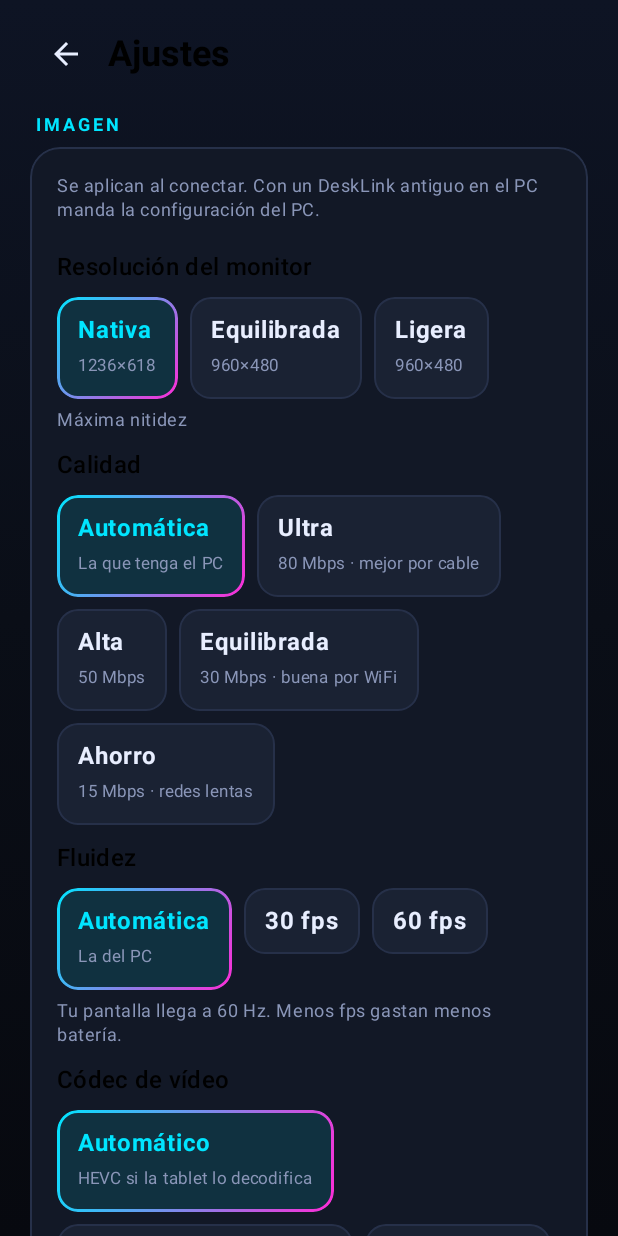
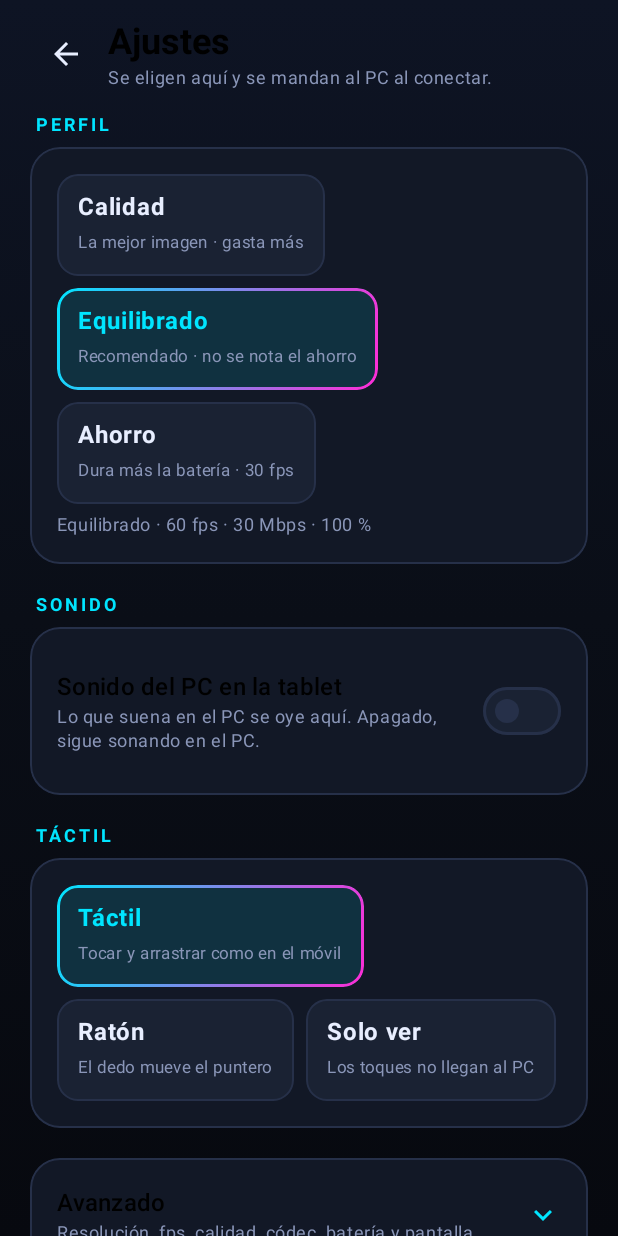
Before and after one commit to sabahrahal/Deslink, an Android app built with Jetpack Compose: the screen it shows after launch (MainActivity), after a tap on "Ajustes", on a phone screen of 412 x 824 dp. Run offline under Robolectric (Android 15) with nearby library versions, the phone set to English and light mode, and no system bars; network calls fail.

Commit message:
Ajustes centralizados en la tablet: perfil, sonido y táctil a la vista; Avanzado plegado en la APK y en el PC
La tablet es el único sitio con ajustes de imagen, sonido y táctil y los manda al conectar.
- APK: arriba Perfil (Calidad/Equilibrado/Ahorro), Sonido y Táctil (nuevo: táctil, ratón o solo ver,
  por INPUT_MODE). Resolución, fps, Mbps, códec, adaptar a la carga y pantalla en «Avanzado» plegado;
  un valor fijo ahí quita ese tope del perfil salvo si la tablet bajó de perfil por la carga.
- PC: sin fps, calidad, códec, resolución ni táctil en la ventana; aviso de que se eligen en la tablet,
  lo que pide la tablet al conectar y «Avanzado» plegado con modo, monitor, puntero, USB y puerto.
  Los .ini antiguos pierden fps/bitrate/codec/size/touch para que mande la tablet.
- docs/ajustes.md explica el modelo. Sin paquetes nuevos en el protocolo.

Co-Authored-By: Claude Opus 5.5 (1M context) <noreply@anthropic.com>
Claude-Session: https://claude.ai/code/session_01WhoGTiPMUhKiabhy8jT3s3

```diff
--- a/android/app/src/main/kotlin/com/desklink/Settings.kt
+++ b/android/app/src/main/kotlin/com/desklink/Settings.kt
@@ -10,9 +10,9 @@ enum class ResolutionScale(val percent: Int, val label: String, val hint: String
     LIGHT(50, "Ligera", "La que menos batería gasta"),
 }
 
-/** Calidad de imagen: tasa máxima de vídeo. 0 = la que diga el PC. */
+/** Calidad de imagen (Avanzado): tasa máxima de vídeo. 0 = la del perfil. */
 enum class Quality(val mbps: Int, val label: String, val hint: String) {
-    AUTO(0, "Automática", "La que tenga el PC"),
+    AUTO(0, "Automática", "La del perfil"),
     ULTRA(80, "Ultra", "80 Mbps · mejor por cable"),
     HIGH(50, "Alta", "50 Mbps"),
     BALANCED(30, "Equilibrada", "30 Mbps · buena por WiFi"),
@@ -27,19 +27,28 @@ enum class CodecChoice(val wire: Int, val label: String, val hint: String) {
 }
 
 /**
- * Perfil de batería. Lo aplica la sesión (hilo «Perfiles de batería», PowerProfile.kt); aquí solo se elige.
+ * Perfil: el ajuste principal. Decide fps, Mbps y lo que gasta la tablet (PowerProfile.kt); aquí solo se elige.
  * [id] es el valor guardado en la clave "power_profile".
  */
 enum class PowerChoice(val id: String, val label: String, val hint: String) {
-    SAVER("ahorro", "Ahorro", "Dura más la batería"),
-    BALANCED("equilibrado", "Equilibrado", "Buena imagen sin gastar de más"),
-    MAX("maxima", "Máxima", "La mejor imagen, gasta más"),
+    MAX("maxima", "Calidad", "La mejor imagen · gasta más"),
+    BALANCED("equilibrado", "Equilibrado", "Recomendado · no se nota el ahorro"),
+    SAVER("ahorro", "Ahorro", "Dura más la batería · 30 fps"),
+}
+
+/** Qué hace el toque en la tablet. [wire] es el modo que se pide al PC (INPUT_MODE); null = no se manda nada. */
+enum class TouchChoice(val wire: Int?, val label: String, val hint: String) {
+    DIRECT(Dlp.INPUT_TOUCH, "Táctil", "Tocar y arrastrar como en el móvil"),
+    MOUSE(Dlp.INPUT_MOUSE, "Ratón", "El dedo mueve el puntero"),
+    OFF(null, "Solo ver", "Los toques no llegan al PC"),
 }
 
 /**
- * Ajustes de la app. Los de imagen viajan al PC en el HELLO ([toHelloConfig]); el resto son de la tablet.
+ * Ajustes de DeskLink. La tablet es el único sitio donde se eligen: al conectar se mandan al PC (imagen en el
+ * HELLO con [toHelloConfig], perfil en QUALITY_REQUEST con [qualityRequest], sonido en AUDIO_CONTROL y táctil
+ * en INPUT_MODE); la app del PC solo pone lo que la tablet no puede saber (qué monitor, cable USB).
  * Para añadir un ajuste: un campo aquí con su valor por defecto, su clave en [SettingsStore] y una fila en
- * la sección que toque de SettingsScreen (Imagen, Pantalla, o una sección nueva como Táctil, Audio o Batería).
+ * SettingsScreen: arriba solo si casi todo el mundo lo va a tocar; si no, en «Avanzado».
  */
 data class AppSettings(
     val resolution: ResolutionScale = ResolutionScale.NATIVE,
@@ -55,7 +64,22 @@ data class AppSettings(
     val powerAdapt: Boolean = true,
     /** Sonido del PC en la tablet (por defecto apagado: el PC lo sigue oyendo por sus altavoces). */
     val audio: Boolean = false,
+    val touch: TouchChoice = TouchChoice.DIRECT,
 ) {
+    /** Hay algo fijado en «Avanzado» que manda sobre el perfil. */
+    val hasAdvancedOverrides: Boolean
+        get() = resolution != ResolutionScale.NATIVE || quality != Quality.AUTO || fps != 0 || codec != CodecChoice.AUTO
+
+    /**
+     * QUALITY_REQUEST para el perfil en uso [current]. Un fps o una calidad fijados en Avanzado mandan sobre
+     * el perfil elegido (se quita ese tope y vale lo del HELLO); pero si «adaptar a la carga» bajó a un perfil
+     * menor que el elegido, sus topes vuelven: no descargar la batería por cable va primero.
+     */
+    fun qualityRequest(current: PowerProfile, timestampUs: Long): ByteArray {
+        val adapted = current.ordinal > PowerProfile.fromId(power.id).ordinal
+        return Dlp.qualityRequest(current, timestampUs, liftFps = fps != 0 && !adapted, liftBitrate = quality != Quality.AUTO && !adapted)
+    }
+
     /**
      * Lo que se pide al PC para [display]. [hevcSupported]: si la tablet no decodifica HEVC, "Automático"
      * pide H.264 para no recibir un vídeo que no puede mostrar.
@@ -130,6 +154,7 @@ class SettingsStore(context: Context) {
             power = PowerChoice.entries.firstOrNull { it.id == prefs.getString(K_POWER, null) } ?: d.power,
             powerAdapt = prefs.getBoolean(K_POWER_ADAPT, d.powerAdapt),
             audio = prefs.getBoolean(K_AUDIO, d.audio),
+            touch = enumOr(prefs.getString(K_TOUCH, null), d.touch),
         )
     }
 
@@ -145,6 +170,7 @@ class SettingsStore(context: Context) {
             .putString(K_POWER, s.power.id)
             .putBoolean(K_POWER_ADAPT, s.powerAdapt)
             .putBoolean(K_AUDIO, s.audio)
+            .putString(K_TOUCH, s.touch.name)
             .apply()
     }
 
@@ -173,5 +199,6 @@ class SettingsStore(context: Context) {
         const val K_POWER = "power_profile" // las mismas que PowerProfile.PREF_KEY / PREF_ADAPT
         const val K_POWER_ADAPT = "power_adapt"
         const val K_AUDIO = "audio_enabled"
+        const val K_TOUCH = "touch_mode"
     }
 }
--- a/android/app/src/main/kotlin/com/desklink/ui/SettingsScreen.kt
+++ b/android/app/src/main/kotlin/com/desklink/ui/SettingsScreen.kt
@@ -1,5 +1,11 @@
 package com.desklink.ui
 
+import androidx.compose.animation.AnimatedVisibility
+import androidx.compose.animation.core.animateFloatAsState
+import androidx.compose.animation.expandVertically
+import androidx.compose.animation.fadeIn
+import androidx.compose.animation.fadeOut
+import androidx.compose.animation.shrinkVertically
 import androidx.compose.foundation.layout.Arrangement
 import androidx.compose.foundation.layout.Box
 import androidx.compose.foundation.layout.Column
@@ -17,6 +23,7 @@ import androidx.compose.foundation.rememberScrollState
 import androidx.compose.foundation.verticalScroll
 import androidx.compose.material.icons.Icons
 import androidx.compose.material.icons.automirrored.filled.ArrowBack
+import androidx.compose.material.icons.filled.KeyboardArrowDown
 import androidx.compose.material3.HorizontalDivider
 import androidx.compose.material3.Icon
 import androidx.compose.material3.IconButton
@@ -24,19 +31,28 @@ import androidx.compose.material3.MaterialTheme
 import androidx.compose.material3.Text
 import androidx.compose.material3.TextButton
 import androidx.compose.runtime.Composable
+import androidx.compose.runtime.getValue
+import androidx.compose.runtime.mutableStateOf
+import androidx.compose.runtime.saveable.rememberSaveable
+import androidx.compose.runtime.setValue
 import androidx.compose.ui.Alignment
 import androidx.compose.ui.Modifier
+import androidx.compose.ui.draw.rotate
+import androidx.compose.ui.graphics.Color
 import androidx.compose.ui.unit.dp
 import com.desklink.AppSettings
 import com.desklink.CodecChoice
 import com.desklink.DisplaySpec
 import com.desklink.PowerChoice
+import com.desklink.PowerProfile
 import com.desklink.Quality
 import com.desklink.ResolutionScale
+import com.desklink.TouchChoice
 
 /**
- * Ajustes. Cada sección es una tarjeta; para un ajuste nuevo (táctil, audio, batería…) basta con añadir
- * su campo en [AppSettings] y una [SettingsSection] aquí.
+ * Ajustes: el único sitio donde se configura DeskLink (la app del PC no tiene calidad ni táctil). Arriba lo que
+ * casi todo el mundo toca (perfil, sonido y táctil); el resto va plegado en «Avanzado». Todo se manda al PC
+ * al conectar.
  */
 @OptIn(ExperimentalLayoutApi::class)
 @Composable
@@ -49,6 +65,8 @@ fun SettingsScreen(
     onOpenDiagnostics: () -> Unit,
     onBack: () -> Unit,
 ) {
+    // Abierto de entrada si ya hay algo fijado ahí: que se vea qué está mandando sobre el perfil.
+    var advancedOpen by rememberSaveable { mutableStateOf(settings.hasAdvancedOverrides) }
     Box(Modifier.fillMaxSize(), contentAlignment = Alignment.TopCenter) {
         Column(
             Modifier
@@ -63,11 +81,43 @@ fun SettingsScreen(
                     Icon(Icons.AutoMirrored.Filled.ArrowBack, contentDescription = "Volver", tint = Palette.Text)
                 }
                 Spacer(Modifier.width(4.dp))
+                Column {
                     Text("Ajustes", style = MaterialTheme.typography.headlineSmall)
+                    Text("Se eligen aquí y se mandan al PC al conectar.", color = Palette.TextMuted, style = MaterialTheme.typography.bodySmall)
+                }
             }
             VSpace(16.dp)
 
-            SettingsSection("Imagen", "Se aplican al conectar. Con un DeskLink antiguo en el PC manda la configuración del PC.") {
+            SettingsSection("Perfil") {
+                FlowRow(horizontalArrangement = Arrangement.spacedBy(8.dp), verticalArrangement = Arrangement.spacedBy(8.dp)) {
+                    for (p in PowerChoice.entries) {
+                        OptionChip(p.label, p.hint, settings.power == p) { onChange(settings.copy(power = p)) }
+                    }
+                }
+                Hint(PowerProfile.fromId(settings.power.id).summary())
+                if (settings.hasAdvancedOverrides) {
+                    Hint("Tienes valores fijos en Avanzado: mandan sobre el perfil.", Palette.Warning)
+                }
+            }
+
+            SettingsSection("Sonido") {
+                SwitchRow("Sonido del PC en la tablet", "Lo que suena en el PC se oye aquí. Apagado, sigue sonando en el PC.", settings.audio) {
+                    onChange(settings.copy(audio = it))
+                }
+            }
+
+            SettingsSection("Táctil") {
+                FlowRow(horizontalArrangement = Arrangement.spacedBy(8.dp), verticalArrangement = Arrangement.spacedBy(8.dp)) {
+                    for (t in TouchChoice.entries) {
+                        OptionChip(t.label, t.hint, settings.touch == t) { onChange(settings.copy(touch = t)) }
+                    }
+                }
+            }
+
+            AdvancedHeader(advancedOpen) { advancedOpen = !advancedOpen }
+            AnimatedVisibility(advancedOpen, enter = expandVertically() + fadeIn(), exit = shrinkVertically() + fadeOut()) {
+                Column {
+                    SettingsSection("Imagen", "«Automática» deja que decida el perfil. Un valor fijo manda sobre él (salvo si la tablet baja de perfil para no descargarse por cable).") {
                         ChoiceGroup("Resolución del monitor") {
                             for (r in ResolutionScale.entries) {
                                 val (w, h) = display.scaled(r.percent)
@@ -84,7 +134,7 @@ fun SettingsScreen(
                             for (f in AppSettings.fpsOptions(display.refreshHz)) {
                                 OptionChip(
                                     if (f == 0) "Automática" else "$f fps",
-                            if (f == 0) "La del PC" else null,
+                                    if (f == 0) "La del perfil" else null,
                                     settings.fps == f,
                                 ) { onChange(settings.copy(fps = f)) }
                             }
@@ -97,27 +147,24 @@ fun SettingsScreen(
                             }
                         }
                         if (!hevcSupported) Hint("Esta tablet no decodifica HEVC: se usa H.264.")
-            }
-
-            SettingsSection("Sonido") {
-                SwitchRow("Sonido del PC en la tablet", "Lo que suena en el PC se oye aquí. Apagado, sigue sonando en el PC.", settings.audio) {
-                    onChange(settings.copy(audio = it))
+                        if (settings.hasAdvancedOverrides) {
+                            TextButton(
+                                onClick = {
+                                    val d = AppSettings()
+                                    onChange(settings.copy(resolution = d.resolution, quality = d.quality, fps = d.fps, codec = d.codec))
+                                },
+                                modifier = Modifier.padding(top = 4.dp),
+                            ) { Text("Volver a lo automático", color = Palette.Accent) }
                         }
                     }
 
                     SettingsSection("Batería") {
-                ChoiceGroup("Perfil") {
-                    for (p in PowerChoice.entries) {
-                        OptionChip(p.label, p.hint, settings.power == p) { onChange(settings.copy(power = p)) }
-                    }
-                }
-                VSpace(4.dp)
                         SwitchRow("Adaptar a la carga por USB", "Por cable, no gastar más de lo que entra: la tablet no se descarga.", settings.powerAdapt) {
                             onChange(settings.copy(powerAdapt = it))
                         }
                     }
 
-            SettingsSection("Pantalla") {
+                    SettingsSection("Pantalla y conexión") {
                         SwitchRow("Mostrar estadísticas", "Resolución, fps, Mbps, retardo y batería. También con 4 dedos a la vez.", settings.showStats) {
                             onChange(settings.copy(showStats = it))
                         }
@@ -128,6 +175,8 @@ fun SettingsScreen(
                         HorizontalDivider(color = Palette.Outline)
                         SwitchRow("Conectar solo al abrir", "Si encuentra el último PC que usaste, se conecta sin tocar nada.", settings.autoConnect) {
                             onChange(settings.copy(autoConnect = it))
+                        }
+                    }
                 }
             }
 
@@ -149,6 +198,30 @@ fun SettingsScreen(
             }
         }
     }
+}
+
+/** Cabecera plegable de «Avanzado». */
+@Composable
+private fun AdvancedHeader(open: Boolean, onToggle: () -> Unit) {
+    val angle by animateFloatAsState(if (open) 180f else 0f, label = "chevron")
+    NeonCard(onClick = onToggle) {
+        Row(
+            Modifier.fillMaxWidth(),
+            verticalAlignment = Alignment.CenterVertically,
+        ) {
+            Column(Modifier.weight(1f)) {
+                Text("Avanzado", style = MaterialTheme.typography.titleMedium)
+                Text("Resolución, fps, calidad, códec, batería y pantalla", color = Palette.TextMuted, style = MaterialTheme.typography.bodySmall)
+            }
+            Icon(
+                Icons.Filled.KeyboardArrowDown,
+                contentDescription = if (open) "Plegar" else "Desplegar",
+                tint = Palette.Accent,
+                modifier = Modifier.rotate(angle),
+            )
+        }
+    }
+    VSpace(20.dp)
 }
 
 @Composable
@@ -176,6 +249,6 @@ private fun ChoiceGroup(title: String, content: @Composable () -> Unit) {
 }
 
 @Composable
-private fun Hint(text: String) {
-    Text(text, color = Palette.TextMuted, style = MaterialTheme.typography.bodySmall, modifier = Modifier.padding(top = 6.dp))
+private fun Hint(text: String, color: Color = Palette.TextMuted) {
+    Text(text, color = color, style = MaterialTheme.typography.bodySmall, modifier = Modifier.padding(top = 6.dp))
 }
```
Also changed, not shown: android/app/src/main/kotlin/com/desklink/Dlp.kt (+7 -3 lines), android/app/src/main/kotlin/com/desklink/StreamActivity.kt (+8 -1 lines), android/app/src/main/kotlin/com/desklink/StreamSession.kt (+13 -5 lines), 8 other files. Lines whose indentation alone changed are shown as unchanged.
